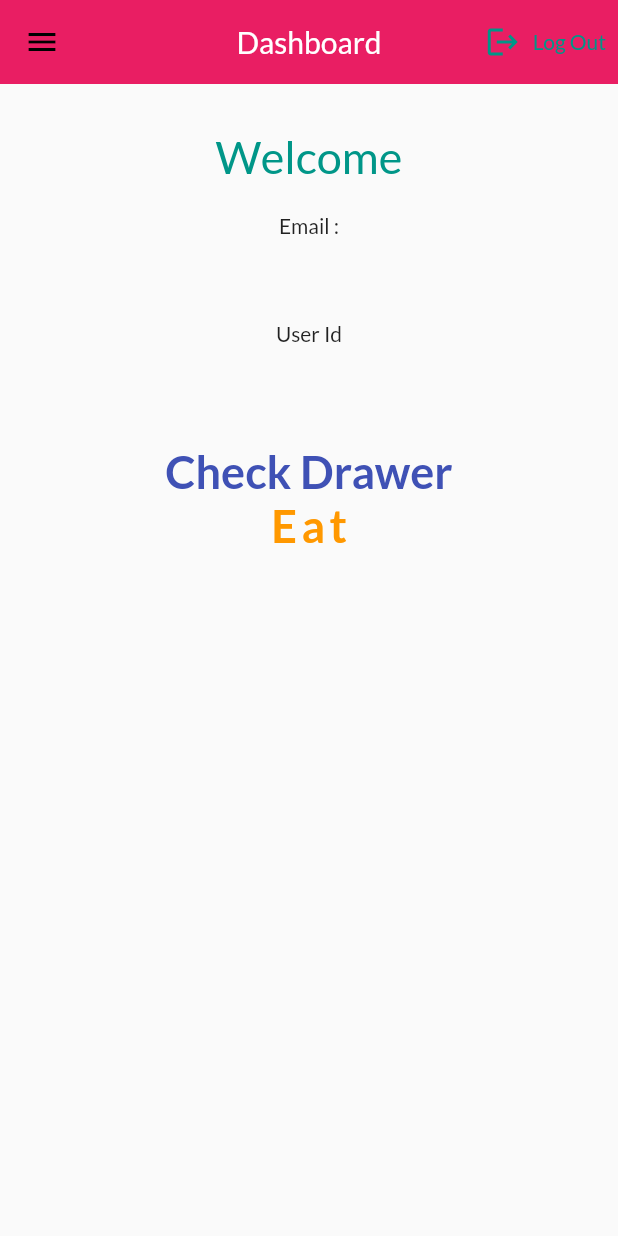
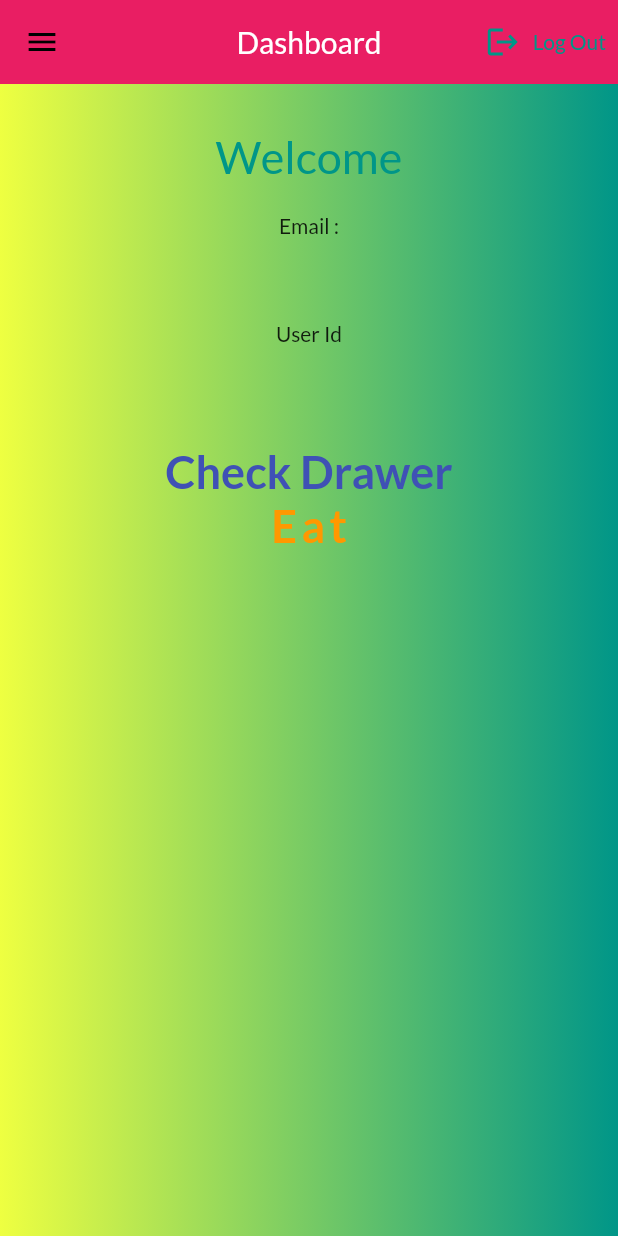
Before and after one commit to Kshiti-24/Login, a Flutter app: the screen it shows once a user with an empty profile is signed in, on a phone screen of 412 x 824 dp. Run offline on Flutter 3.47's test engine with Material 2 defaults, Android fonts, the phone set to English and light mode, and no system bars; drawn by our look-alikes of animated_text_kit; our stand-ins replace animated_background, firebase_auth, firebase_core, flutter_signin_button, google_fonts, google_sign_in; accounts and stored records are empty.

Commit message:
Changed colors

```diff
--- a/lib/pages/homepage2.dart
+++ b/lib/pages/homepage2.dart
@@ -27,8 +27,17 @@ class NewHomePage extends StatelessWidget {
         ],
       ),
 
-      body:Center(
-        child:Column(
+      body:SingleChildScrollView(
+        child:Container(
+          height: MediaQuery.of(context).size.height,
+          width: MediaQuery.of(context).size.width,
+          decoration: BoxDecoration(
+              gradient: LinearGradient(
+                  colors: [Colors.limeAccent,Colors.teal]
+              )
+          ),
+          child: Center(
+            child: Column(
               children: [
                 SizedBox(height: 30,),
                 AnimatedTextKit(
@@ -125,6 +134,8 @@ class NewHomePage extends StatelessWidget {
               ],
             ),
           ),
+        ),
+      ),
       drawer: MyDrawer(),
     );
   }
```
Lines whose indentation alone changed are shown as unchanged.
